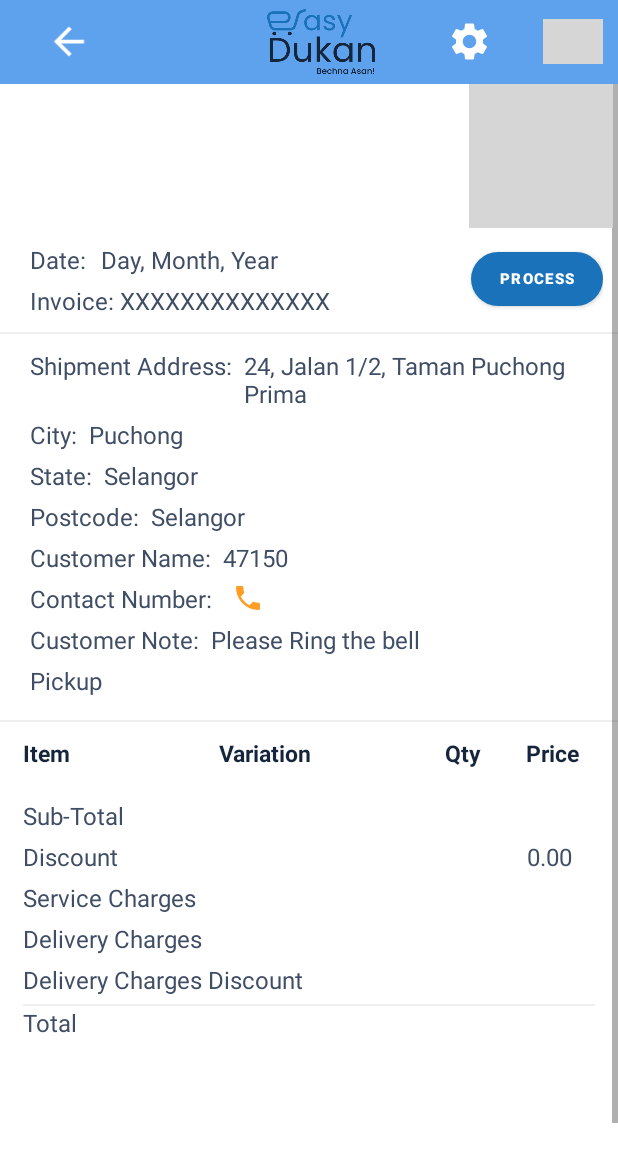
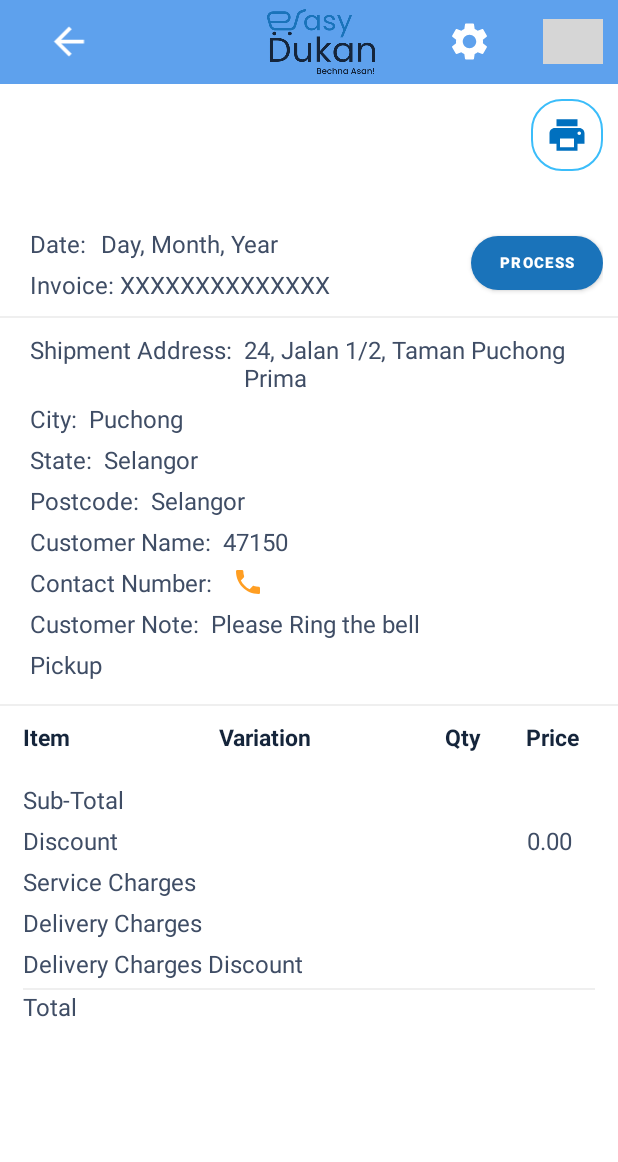
Before and after one commit to shoaib-khalid/order-android-app, an Android app: the layout activity_order_details.xml on its own in the app's theme, with its tools: preview values and no code run, on a phone screen of 412 x 824 dp. Shown: the top 1162 px of the screen. Run offline under Robolectric (Android 15) with nearby library versions, the phone set to English and light mode, and no system bars; grey boxes are pictures that could not be loaded.

Commit message:
Add functionality for printing

```diff
--- a/app/src/main/java/com/symplified/easydukan/OrderDetailsActivity.java
+++ b/app/src/main/java/com/symplified/easydukan/OrderDetailsActivity.java
@@ -511,7 +511,7 @@ public class OrderDetailsActivity extends AppCompatActivity {
         process = findViewById(R.id.btn_process);
         print = findViewById(R.id.btn_print);
         storeLogo = findViewById(R.id.storeLogoDetails);
-        print.setVisibility(View.GONE);
+//        print.setVisibility(View.GONE);
         process = findViewById(R.id.btn_process);
         process.setVisibility(View.GONE);
         deliveryProvider = findViewById(R.id.delivery_by_value);
--- /dev/null
+++ b/app/src/main/java/com/symplified/easydukan/interfaces/PrinterObserver.java
@@ -0,0 +1,5 @@
+package com.symplified.easydukan.interfaces;
+
+public interface PrinterObserver {
+    void onPrinterConnected(Printer printer);
+}
--- a/app/src/main/java/com/symplified/easydukan/models/item/ItemsResponse.java
+++ b/app/src/main/java/com/symplified/easydukan/models/item/ItemsResponse.java
@@ -1,6 +1,7 @@
-package com.symplified.order.models.item;
+package com.symplified.easydukan.models.item;
 
-import com.symplified.order.models.HttpResponse;
+
+import com.symplified.easydukan.models.HttpResponse;
 
 public class ItemsResponse extends HttpResponse {
     public Item.ItemList data;
--- a/app/src/main/java/com/symplified/easydukan/models/order/Order.java
+++ b/app/src/main/java/com/symplified/easydukan/models/order/Order.java
@@ -199,4 +199,6 @@ public class Order implements Serializable {
         public Order data;
     }
 
+    public class OrderDetailsList {
+    }
 }
--- a/app/src/main/java/com/symplified/easydukan/models/order/OrderDetailsResponse.java
+++ b/app/src/main/java/com/symplified/easydukan/models/order/OrderDetailsResponse.java
@@ -1,6 +1,7 @@
-package com.symplified.order.models.order;
+package com.symplified.easydukan.models.order;
 
-import com.symplified.order.models.HttpResponse;
+import com.symplified.easydukan.models.HttpResponse;
+import com.symplified.easydukan.models.order.Order;
 
 public class OrderDetailsResponse extends HttpResponse {
 
--- a/app/src/main/res/layout-land/activity_order_details.xml
+++ b/app/src/main/res/layout-land/activity_order_details.xml
@@ -26,30 +26,46 @@
             android:layout_height="wrap_content"
             >
 
-            <RelativeLayout
+            <androidx.constraintlayout.widget.ConstraintLayout
+                android:id="@+id/header_layout"
                 android:layout_width="match_parent"
                 android:layout_height="wrap_content"
-                app:layout_constraintTop_toTopOf="parent"
                 app:layout_constraintLeft_toLeftOf="parent"
-                android:id="@+id/header_layout">
+                app:layout_constraintRight_toRightOf="parent"
+                app:layout_constraintTop_toTopOf="parent">
 
                 <ImageView
                     android:id="@+id/storeLogoDetails"
                     android:layout_width="150dp"
                     android:layout_height="75dp"
+                    android:layout_marginStart="20dp"
                     android:layout_marginTop="10dp"
-                android:layout_marginStart="20dp"
-                />
+                    app:layout_constraintStart_toStartOf="parent"
+                    app:layout_constraintTop_toTopOf="parent" />
 
                 <TextView
                     android:id="@+id/storeLogoDetailsText"
+                    style="@style/TextAppearance.MaterialComponents.Headline5"
                     android:layout_width="wrap_content"
                     android:layout_height="wrap_content"
+                    android:layout_marginStart="20dp"
+                    android:layout_marginTop="10dp"
                     android:visibility="gone"
-                android:layout_marginTop="10dp"
-                android:layout_marginStart="20dp"
-                />
-            </RelativeLayout>
+                    app:layout_constraintStart_toStartOf="@id/storeLogoDetails"
+                    app:layout_constraintTop_toTopOf="@+id/storeLogoDetails" />
+
+                <androidx.appcompat.widget.AppCompatImageButton
+                    android:id="@+id/btn_print_order"
+                    android:layout_width="wrap_content"
+                    android:layout_height="wrap_content"
+                    android:layout_margin="10dp"
+                    android:background="@drawable/rounded_image_button"
+                    android:padding="10dp"
+                    android:src="@drawable/ic_print"
+                    app:layout_constraintEnd_toEndOf="parent"
+                    app:layout_constraintTop_toTopOf="parent" />
+
+            </androidx.constraintlayout.widget.ConstraintLayout>
 
             <RelativeLayout
                 android:id="@+id/rl_invoice"
--- a/app/src/main/res/layout-sw600dp/activity_order_details.xml
+++ b/app/src/main/res/layout-sw600dp/activity_order_details.xml
@@ -14,32 +14,46 @@
         app:layout_constraintRight_toRightOf="parent"/>
 
 
-    <RelativeLayout
+    <androidx.constraintlayout.widget.ConstraintLayout
+        android:id="@+id/header_layout"
         android:layout_width="match_parent"
         android:layout_height="wrap_content"
-        app:layout_constraintTop_toBottomOf="@+id/guideline2"
         app:layout_constraintLeft_toLeftOf="parent"
-        android:id="@+id/header_layout">
+        app:layout_constraintRight_toRightOf="parent"
+        app:layout_constraintTop_toBottomOf="@id/guideline2">
 
         <ImageView
             android:id="@+id/storeLogoDetails"
             android:layout_width="150dp"
             android:layout_height="75dp"
-
+            android:layout_marginStart="20dp"
             android:layout_marginTop="10dp"
-        android:layout_marginStart="20dp"
-        />
+            app:layout_constraintStart_toStartOf="parent"
+            app:layout_constraintTop_toTopOf="parent" />
 
         <TextView
             android:id="@+id/storeLogoDetailsText"
+            style="@style/TextAppearance.MaterialComponents.Headline5"
             android:layout_width="wrap_content"
             android:layout_height="wrap_content"
+            android:layout_marginStart="20dp"
+            android:layout_marginTop="10dp"
             android:visibility="gone"
-        android:layout_marginTop="10dp"
-        android:layout_marginStart="20dp"
-        />
+            app:layout_constraintStart_toStartOf="@id/storeLogoDetails"
+            app:layout_constraintTop_toTopOf="@+id/storeLogoDetails" />
 
-    </RelativeLayout>
+        <androidx.appcompat.widget.AppCompatImageButton
+            android:id="@+id/btn_print_order"
+            android:layout_width="wrap_content"
+            android:layout_height="wrap_content"
+            android:layout_margin="10dp"
+            android:background="@drawable/rounded_image_button"
+            android:padding="10dp"
+            android:src="@drawable/ic_print"
+            app:layout_constraintEnd_toEndOf="parent"
+            app:layout_constraintTop_toTopOf="parent" />
+
+    </androidx.constraintlayout.widget.ConstraintLayout>
 
     <RelativeLayout
         android:id="@+id/rl_invoice"
--- a/app/src/main/res/layout/activity_order_details.xml
+++ b/app/src/main/res/layout/activity_order_details.xml
@@ -60,9 +60,9 @@
                     android:id="@+id/btn_print_order"
                     android:layout_width="wrap_content"
                     android:layout_height="wrap_content"
-                    android:layout_marginEnd="3dp"
-                    android:background="@drawable/rounted_imagebutton"
-                    android:padding="5dp"
+                    android:layout_margin="10dp"
+                    android:background="@drawable/rounded_image_button"
+                    android:padding="10dp"
                     android:src="@drawable/ic_print"
                     app:layout_constraintEnd_toEndOf="parent"
                     app:layout_constraintTop_toTopOf="parent" />
```
Also changed, not shown: app/src/main/java/com/symplified/easydukan/App.java (+18 -8 lines), app/src/main/java/com/symplified/easydukan/handlers/GenericPrintHelper.java (added, +195 -0 lines), app/src/main/java/com/symplified/easydukan/interfaces/Printer.java (added, +16 -0 lines). Lines whose indentation alone changed are shown as unchanged.
